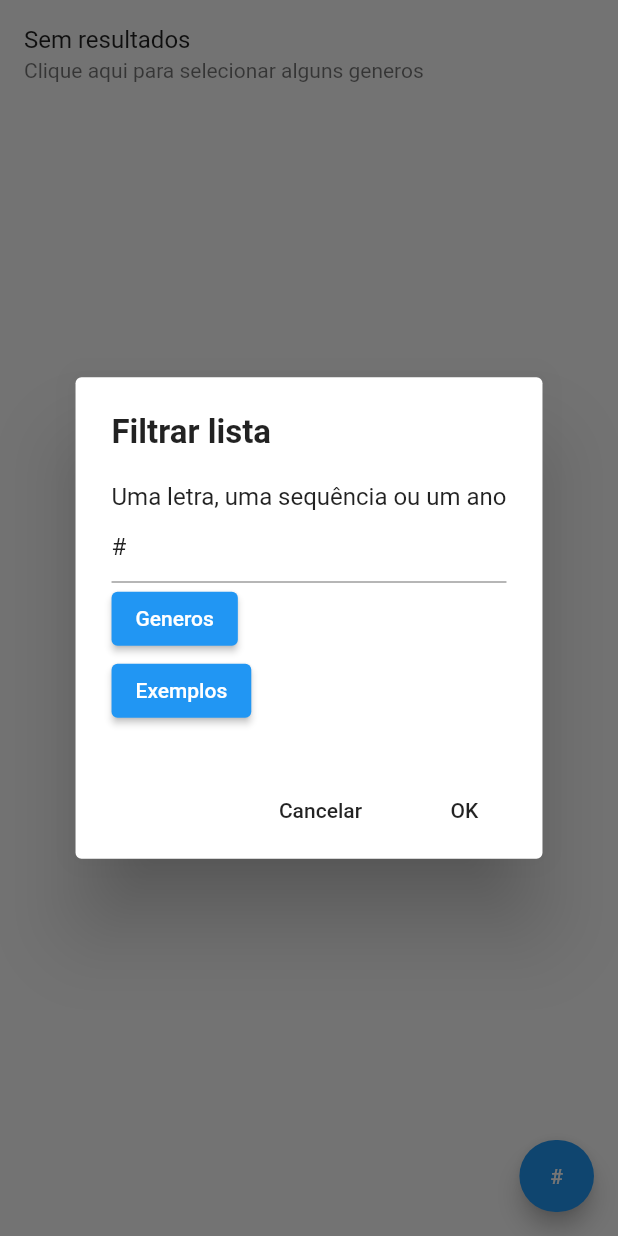
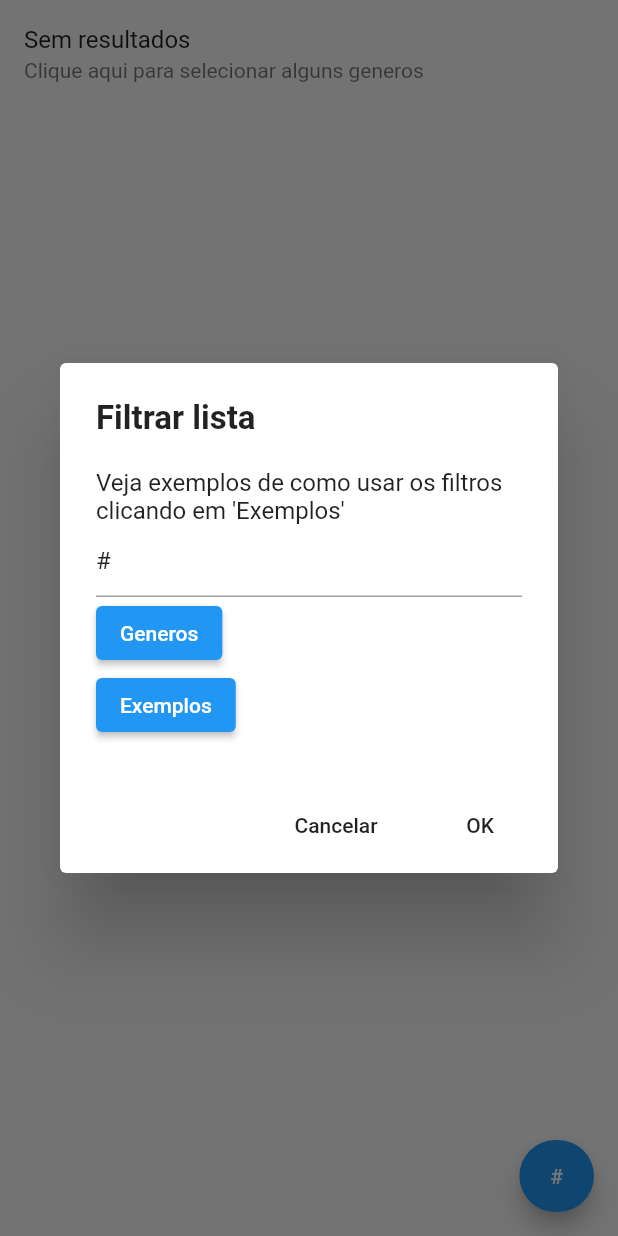
Before and after one commit to OokiiSoftware/Anime, a Flutter app: the AnimesFragment screen opened directly, after a tap on an icon or button, on a phone screen of 412 x 824 dp. Run offline on Flutter 3.47's test engine with Material 2 defaults, Android fonts, the phone set to English and light mode, and no system bars; our stand-ins replace dynamic_theme, firebase_auth, firebase_core, firebase_database, firebase_storage, google_sign_in and 2 more; missing offline and left inert: firebase_admob; accounts and stored records are empty.

Commit message:
Melhorado os exemplos de filtros

```diff
--- a/lib/res/strings.dart
+++ b/lib/res/strings.dart
@@ -97,7 +97,7 @@ class MyTexts {
   static const String EDICAO_OBS_1 = 'Obs: -1 == Não se aplica';
   static const String EDICAO_OBS_2 = 'Obs: Defina os valores de acordo com a \'sua\' opnião';
 
-  static const String ALTERAR_FILTRO = 'Uma letra, uma sequência ou um ano';
+  static const String ALTERAR_FILTRO = 'Veja exemplos de como usar os filtros clicando em \'Exemplos\'';
   static const String AVISO_ITEM_REPETIDO = 'Deseja sobrescreve-lo?';
 }
 
--- a/lib/sub_pages/animes_fragment.dart
+++ b/lib/sub_pages/animes_fragment.dart
@@ -159,9 +159,9 @@ class _MyState extends State<AnimesFragment> with AutomaticKeepAliveClientMixin<
           var title = 'Exemplos de Filtros';
           var content = [
             Text('A (Uma letra)'),
-            Text('AB (Várias letras)'),
+            Text('An (Várias letras)'),
             Text('A-Z (Listar de A a Z)'),
-            Text('A,B,C.. (Listar A,B,C..)'),
+            Text('A,Ba,C.. (Listar A,Ba,C..)'),
             Text('VAZIO ou # (Listar tudo)'),
             Text('2020 (Lançados em 2020)'),
             Text('0000 (Animes não lançados)'),
```
